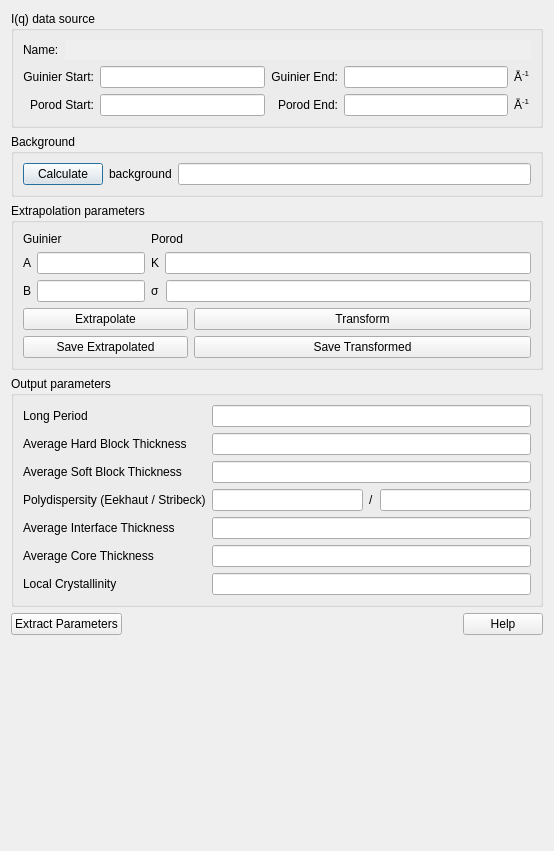
Qt form src/sas/qtgui/Perspectives/Corfunc/UI/CorfuncPanel.ui (SasView/sasview) before a commit.
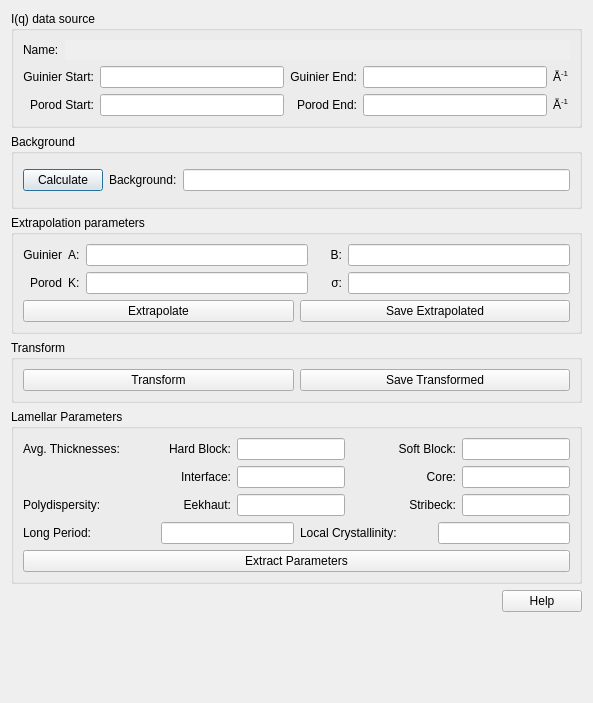
The same form after that commit.

Commit message: Finished moving things around

Patch:
```diff
--- a/src/sas/qtgui/Perspectives/Corfunc/UI/CorfuncPanel.ui
+++ b/src/sas/qtgui/Perspectives/Corfunc/UI/CorfuncPanel.ui
@@ -6,8 +6,8 @@
    <rect>
     <x>0</x>
     <y>0</y>
-    <width>554</width>
-    <height>851</height>
+    <width>593</width>
+    <height>703</height>
    </rect>
   </property>
   <property name="sizePolicy">
@@ -38,7 +38,7 @@
         <item>
          <widget class="QLabel" name="label">
           <property name="text">
-           <string>background</string>
+           <string>Background:</string>
           </property>
          </widget>
         </item>
@@ -209,6 +209,307 @@
      </layout>
     </widget>
    </item>
+   <item row="4" column="0">
+    <widget class="QGroupBox" name="groupBox_3">
+     <property name="sizePolicy">
+      <sizepolicy hsizetype="MinimumExpanding" vsizetype="Fixed">
+       <horstretch>0</horstretch>
+       <verstretch>0</verstretch>
+      </sizepolicy>
+     </property>
+     <property name="title">
+      <string>Lamellar Parameters</string>
+     </property>
+     <layout class="QGridLayout" name="gridLayout_3">
+      <item row="0" column="0">
+       <layout class="QGridLayout" name="gridLayout_8">
+        <property name="bottomMargin">
+         <number>0</number>
+        </property>
+        <item row="2" column="3">
+         <widget class="QLabel" name="label_13">
+          <property name="text">
+           <string>Stribeck:</string>
+          </property>
+          <property name="alignment">
+           <set>Qt::AlignRight|Qt::AlignTrailing|Qt::AlignVCenter</set>
+          </property>
+         </widget>
+        </item>
+        <item row="2" column="2">
+         <widget class="QLineEdit" name="txtPolyRyan"/>
+        </item>
+        <item row="0" column="2">
+         <widget class="QLineEdit" name="txtAvgHardBlock">
+          <property name="sizePolicy">
+           <sizepolicy hsizetype="MinimumExpanding" vsizetype="Fixed">
+            <horstretch>0</horstretch>
+            <verstretch>0</verstretch>
+           </sizepolicy>
+          </property>
+          <property name="minimumSize">
+           <size>
+            <width>20</width>
+            <height>20</height>
+           </size>
+          </property>
+         </widget>
+        </item>
+        <item row="2" column="1">
+         <widget class="QLabel" name="label_12">
+          <property name="text">
+           <string>Eekhaut:</string>
+          </property>
+          <property name="alignment">
+           <set>Qt::AlignRight|Qt::AlignTrailing|Qt::AlignVCenter</set>
+          </property>
+         </widget>
+        </item>
+        <item row="2" column="4">
+         <widget class="QLineEdit" name="txtPolyStribeck"/>
+        </item>
+        <item row="0" column="1">
+         <widget class="QLabel" name="label_16">
+          <property name="sizePolicy">
+           <sizepolicy hsizetype="MinimumExpanding" vsizetype="MinimumExpanding">
+            <horstretch>0</horstretch>
+            <verstretch>0</verstretch>
+           </sizepolicy>
+          </property>
+          <property name="minimumSize">
+           <size>
+            <width>20</width>
+            <height>20</height>
+           </size>
+          </property>
+          <property name="text">
+           <string>Hard Block:</string>
+          </property>
+          <property name="alignment">
+           <set>Qt::AlignRight|Qt::AlignTrailing|Qt::AlignVCenter</set>
+          </property>
+         </widget>
+        </item>
+        <item row="0" column="0">
+         <widget class="QLabel" name="label_4">
+          <property name="text">
+           <string>Avg. Thicknesses:</string>
+          </property>
+         </widget>
+        </item>
+        <item row="0" column="3">
+         <widget class="QLabel" name="label_2">
+          <property name="sizePolicy">
+           <sizepolicy hsizetype="MinimumExpanding" vsizetype="MinimumExpanding">
+            <horstretch>0</horstretch>
+            <verstretch>0</verstretch>
+           </sizepolicy>
+          </property>
+          <property name="minimumSize">
+           <size>
+            <width>20</width>
+            <height>20</height>
+           </size>
+          </property>
+          <property name="text">
+           <string>Soft Block:</string>
+          </property>
+          <property name="alignment">
+           <set>Qt::AlignRight|Qt::AlignTrailing|Qt::AlignVCenter</set>
+          </property>
+         </widget>
+        </item>
+        <item row="0" column="4">
+         <widget class="QLineEdit" name="txtAvgSoftBlock">
+          <property name="sizePolicy">
+           <sizepolicy hsizetype="MinimumExpanding" vsizetype="Fixed">
+            <horstretch>0</horstretch>
+            <verstretch>0</verstretch>
+           </sizepolicy>
+          </property>
+          <property name="minimumSize">
+           <size>
+            <width>20</width>
+            <height>20</height>
+           </size>
+          </property>
+         </widget>
+        </item>
+        <item row="2" column="0">
+         <widget class="QLabel" name="label_5">
+          <property name="text">
+           <string>Polydispersity:</string>
+          </property>
+         </widget>
+        </item>
+        <item row="1" column="1">
+         <widget class="QLabel" name="label_15">
+          <property name="sizePolicy">
+           <sizepolicy hsizetype="MinimumExpanding" vsizetype="MinimumExpanding">
+            <horstretch>0</horstretch>
+            <verstretch>0</verstretch>
+           </sizepolicy>
+          </property>
+          <property name="minimumSize">
+           <size>
+            <width>20</width>
+            <height>20</height>
+           </size>
+          </property>
+          <property name="text">
+           <string>Interface:</string>
+          </property>
+          <property name="alignment">
+           <set>Qt::AlignRight|Qt::AlignTrailing|Qt::AlignVCenter</set>
+          </property>
+         </widget>
+        </item>
+        <item row="1" column="3">
+         <widget class="QLabel" name="label_17">
+          <property name="sizePolicy">
+           <sizepolicy hsizetype="MinimumExpanding" vsizetype="MinimumExpanding">
+            <horstretch>0</horstretch>
+            <verstretch>0</verstretch>
+           </sizepolicy>
+          </property>
+          <property name="minimumSize">
+           <size>
+            <width>20</width>
+            <height>20</height>
+           </size>
+          </property>
+          <property name="text">
+           <string>Core:</string>
+          </property>
+          <property name="alignment">
+           <set>Qt::AlignRight|Qt::AlignTrailing|Qt::AlignVCenter</set>
+          </property>
+         </widget>
+        </item>
+        <item row="1" column="2">
+         <widget class="QLineEdit" name="txtAvgIntThick">
+          <property name="sizePolicy">
+           <sizepolicy hsizetype="MinimumExpanding" vsizetype="Fixed">
+            <horstretch>0</horstretch>
+            <verstretch>0</verstretch>
+           </sizepolicy>
+          </property>
+          <property name="minimumSize">
+           <size>
+            <width>20</width>
+            <height>20</height>
+           </size>
+          </property>
+         </widget>
+        </item>
+        <item row="1" column="4">
+         <widget class="QLineEdit" name="txtAvgCoreThick">
+          <property name="sizePolicy">
+           <sizepolicy hsizetype="MinimumExpanding" vsizetype="Fixed">
+            <horstretch>0</horstretch>
+            <verstretch>0</verstretch>
+           </sizepolicy>
+          </property>
+          <property name="minimumSize">
+           <size>
+            <width>20</width>
+            <height>20</height>
+           </size>
+          </property>
+         </widget>
+        </item>
+       </layout>
+      </item>
+      <item row="1" column="0">
+       <layout class="QGridLayout" name="gridLayout_9">
+        <property name="bottomMargin">
+         <number>0</number>
+        </property>
+        <item row="0" column="0">
+         <widget class="QLabel" name="label_14">
+          <property name="sizePolicy">
+           <sizepolicy hsizetype="MinimumExpanding" vsizetype="MinimumExpanding">
+            <horstretch>0</horstretch>
+            <verstretch>0</verstretch>
+           </sizepolicy>
+          </property>
+          <property name="minimumSize">
+           <size>
+            <width>20</width>
+            <height>20</height>
+           </size>
+          </property>
+          <property name="text">
+           <string>Long Period:</string>
+          </property>
+         </widget>
+        </item>
+        <item row="0" column="1">
+         <widget class="QLineEdit" name="txtLongPeriod">
+          <property name="sizePolicy">
+           <sizepolicy hsizetype="MinimumExpanding" vsizetype="Fixed">
+            <horstretch>0</horstretch>
+            <verstretch>0</verstretch>
+           </sizepolicy>
+          </property>
+          <property name="minimumSize">
+           <size>
+            <width>20</width>
+            <height>20</height>
+           </size>
+          </property>
+         </widget>
+        </item>
+        <item row="0" column="2">
+         <widget class="QLabel" name="label_19">
+          <property name="sizePolicy">
+           <sizepolicy hsizetype="MinimumExpanding" vsizetype="MinimumExpanding">
+            <horstretch>0</horstretch>
+            <verstretch>0</verstretch>
+           </sizepolicy>
+          </property>
+          <property name="minimumSize">
+           <size>
+            <width>20</width>
+            <height>20</height>
+           </size>
+          </property>
+          <property name="text">
+           <string>Local Crystallinity:</string>
+          </property>
+         </widget>
+        </item>
+        <item row="0" column="3">
+         <widget class="QLineEdit" name="txtLocalCrystal">
+          <property name="sizePolicy">
+           <sizepolicy hsizetype="MinimumExpanding" vsizetype="Fixed">
+            <horstretch>0</horstretch>
+            <verstretch>0</verstretch>
+           </sizepolicy>
+          </property>
+          <property name="minimumSize">
+           <size>
+            <width>20</width>
+            <height>20</height>
+           </size>
+          </property>
+         </widget>
+        </item>
+       </layout>
+      </item>
+      <item row="2" column="0">
+       <widget class="QPushButton" name="cmdExtract">
+        <property name="toolTip">
+         <string>Extract model parameters from the real space transformed curve.</string>
+        </property>
+        <property name="text">
+         <string>Extract Parameters</string>
+        </property>
+       </widget>
+      </item>
+     </layout>
+    </widget>
+   </item>
    <item row="2" column="0">
     <widget class="QGroupBox" name="groupBox_4">
      <property name="sizePolicy">
@@ -221,96 +522,102 @@
       <string>Extrapolation parameters</string>
      </property>
      <layout class="QGridLayout" name="gridLayout_2">
-      <item row="0" column="0" colspan="3">
-       <layout class="QFormLayout" name="formLayout_2">
+      <item row="2" column="1">
+       <widget class="QPushButton" name="cmdSaveExtrapolation">
+        <property name="toolTip">
+         <string>Save the extrapolated data (non-transformed)</string>
+        </property>
+        <property name="text">
+         <string>Save Extrapolated</string>
+        </property>
+       </widget>
+      </item>
+      <item row="0" column="0" colspan="2">
+       <layout class="QGridLayout" name="gridLayout_5">
+        <property name="bottomMargin">
+         <number>0</number>
+        </property>
+        <item row="0" column="3">
+         <widget class="QLabel" name="label_7">
+          <property name="text">
+           <string>     B:</string>
+          </property>
+          <property name="alignment">
+           <set>Qt::AlignRight|Qt::AlignTrailing|Qt::AlignVCenter</set>
+          </property>
+         </widget>
+        </item>
+        <item row="0" column="4">
+         <widget class="QLineEdit" name="txtGuinierB">
+          <property name="readOnly">
+           <bool>true</bool>
+          </property>
+         </widget>
+        </item>
         <item row="0" column="0">
          <widget class="QLabel" name="label_8">
           <property name="text">
            <string>Guinier</string>
           </property>
           <property name="alignment">
-           <set>Qt::AlignJustify|Qt::AlignVCenter</set>
+           <set>Qt::AlignRight|Qt::AlignTrailing|Qt::AlignVCenter</set>
           </property>
          </widget>
         </item>
-        <item row="1" column="0">
-         <layout class="QHBoxLayout" name="horizontalLayout_7">
-          <item>
-           <widget class="QLabel" name="label_6">
-            <property name="text">
-             <string>A</string>
-            </property>
-           </widget>
-          </item>
-          <item>
-           <widget class="QLineEdit" name="txtGuinierA">
-            <property name="readOnly">
-             <bool>true</bool>
-            </property>
-           </widget>
-          </item>
-         </layout>
-        </item>
-        <item row="2" column="0">
-         <layout class="QHBoxLayout" name="horizontalLayout_2">
-          <item>
-           <widget class="QLabel" name="label_7">
-            <property name="text">
-             <string>B</string>
-            </property>
-           </widget>
-          </item>
-          <item>
-           <widget class="QLineEdit" name="txtGuinierB">
-            <property name="readOnly">
-             <bool>true</bool>
-            </property>
-           </widget>
-          </item>
-         </layout>
+        <item row="0" column="2">
+         <widget class="QLineEdit" name="txtGuinierA">
+          <property name="readOnly">
+           <bool>true</bool>
+          </property>
+         </widget>
         </item>
         <item row="0" column="1">
+         <widget class="QLabel" name="label_6">
+          <property name="text">
+           <string>A:</string>
+          </property>
+         </widget>
+        </item>
+        <item row="1" column="0">
          <widget class="QLabel" name="label_9">
           <property name="text">
            <string>Porod</string>
           </property>
+          <property name="alignment">
+           <set>Qt::AlignRight|Qt::AlignTrailing|Qt::AlignVCenter</set>
+          </property>
          </widget>
         </item>
         <item row="1" column="1">
-         <layout class="QHBoxLayout" name="horizontalLayout_8">
-          <item>
-           <widget class="QLabel" name="label_10">
-            <property name="text">
-             <string>K</string>
-            </property>
-           </widget>
-          </item>
-          <item>
-           <widget class="QLineEdit" name="txtPorodK">
-            <property name="readOnly">
-             <bool>true</bool>
-            </property>
-           </widget>
-          </item>
-         </layout>
+         <widget class="QLabel" name="label_10">
+          <property name="text">
+           <string>K:</string>
+          </property>
+         </widget>
         </item>
-        <item row="2" column="1">
-         <layout class="QHBoxLayout" name="horizontalLayout_9">
-          <item>
-           <widget class="QLabel" name="label_11">
-            <property name="text">
-             <string>σ</string>
-            </property>
-           </widget>
-          </item>
-          <item>
-           <widget class="QLineEdit" name="txtPorodSigma">
-            <property name="readOnly">
-             <bool>true</bool>
-            </property>
-           </widget>
-          </item>
-         </layout>
+        <item row="1" column="2">
+         <widget class="QLineEdit" name="txtPorodK">
+          <property name="readOnly">
+           <bool>true</bool>
+          </property>
+         </widget>
+        </item>
+        <item row="1" column="3">
+         <widget class="QLabel" name="label_11">
+          <property name="text">
+           <string>σ:</string>
+          </property>
+          <property name="alignment">
+           <set>Qt::AlignRight|Qt::AlignTrailing|Qt::AlignVCenter</set>
+          </property>
+         </widget>
+        </item>
+        <item row="1" column="4">
+         <widget class="QLineEdit" name="txtPorodSigma">
+          <property name="readOnly">
+           <bool>true</bool>
+          </property>
+         </widget>
         </item>
        </layout>
       </item>
@@ -324,332 +631,14 @@
         </property>
        </widget>
       </item>
-      <item row="3" column="1" colspan="2">
-       <widget class="QPushButton" name="cmdSave">
-        <property name="toolTip">
-         <string>Export the calculated real space correlation function to a file.</string>
-        </property>
-        <property name="text">
-         <string>Save Transformed</string>
-        </property>
-       </widget>
-      </item>
-      <item row="3" column="0">
-       <widget class="QPushButton" name="cmdSaveExtrapolation">
-        <property name="toolTip">
-         <string>Save the extrapolated data (non-transformed)</string>
-        </property>
-        <property name="text">
-         <string>Save Extrapolated</string>
-        </property>
-       </widget>
-      </item>
-      <item row="2" column="1" colspan="2">
-       <widget class="QPushButton" name="cmdTransform">
-        <property name="toolTip">
-         <string>Calculate the real space correlation that matches the scattering data.</string>
-        </property>
-        <property name="text">
-         <string>Transform</string>
-        </property>
-       </widget>
-      </item>
      </layout>
     </widget>
    </item>
-   <item row="3" column="0">
-    <widget class="QGroupBox" name="groupBox_3">
-     <property name="sizePolicy">
-      <sizepolicy hsizetype="MinimumExpanding" vsizetype="Preferred">
-       <horstretch>0</horstretch>
-       <verstretch>0</verstretch>
-      </sizepolicy>
-     </property>
-     <property name="title">
-      <string>Output parameters</string>
-     </property>
-     <layout class="QGridLayout" name="gridLayout_3">
-      <item row="0" column="0">
-       <layout class="QFormLayout" name="formLayout_3">
-        <item row="0" column="0">
-         <widget class="QLabel" name="label_14">
-          <property name="sizePolicy">
-           <sizepolicy hsizetype="MinimumExpanding" vsizetype="MinimumExpanding">
-            <horstretch>0</horstretch>
-            <verstretch>0</verstretch>
-           </sizepolicy>
-          </property>
-          <property name="minimumSize">
-           <size>
-            <width>20</width>
-            <height>20</height>
-           </size>
-          </property>
-          <property name="text">
-           <string>Long Period</string>
-          </property>
-         </widget>
-        </item>
-        <item row="0" column="1">
-         <widget class="QLineEdit" name="txtLongPeriod">
-          <property name="sizePolicy">
-           <sizepolicy hsizetype="MinimumExpanding" vsizetype="Fixed">
-            <horstretch>0</horstretch>
-            <verstretch>0</verstretch>
-           </sizepolicy>
-          </property>
-          <property name="minimumSize">
-           <size>
-            <width>20</width>
-            <height>20</height>
-           </size>
-          </property>
-         </widget>
-        </item>
-        <item row="1" column="0">
-         <widget class="QLabel" name="label_16">
-          <property name="sizePolicy">
-           <sizepolicy hsizetype="MinimumExpanding" vsizetype="MinimumExpanding">
-            <horstretch>0</horstretch>
-            <verstretch>0</verstretch>
-           </sizepolicy>
-          </property>
-          <property name="minimumSize">
-           <size>
-            <width>20</width>
-            <height>20</height>
-           </size>
-          </property>
-          <property name="text">
-           <string>Average Hard Block Thickness</string>
-          </property>
-         </widget>
-        </item>
-        <item row="1" column="1">
-         <widget class="QLineEdit" name="txtAvgHardBlock">
-          <property name="sizePolicy">
-           <sizepolicy hsizetype="MinimumExpanding" vsizetype="Fixed">
-            <horstretch>0</horstretch>
-            <verstretch>0</verstretch>
-           </sizepolicy>
-          </property>
-          <property name="minimumSize">
-           <size>
-            <width>20</width>
-            <height>20</height>
-           </size>
-          </property>
-         </widget>
-        </item>
-        <item row="3" column="0">
-         <widget class="QLabel" name="label_18">
-          <property name="sizePolicy">
-           <sizepolicy hsizetype="MinimumExpanding" vsizetype="MinimumExpanding">
-            <horstretch>0</horstretch>
-            <verstretch>0</verstretch>
-           </sizepolicy>
-          </property>
-          <property name="minimumSize">
-           <size>
-            <width>20</width>
-            <height>20</height>
-           </size>
-          </property>
-          <property name="text">
-           <string>Polydispersity (Eekhaut / Stribeck)</string>
-          </property>
-         </widget>
-        </item>
-        <item row="4" column="0">
-         <widget class="QLabel" name="label_15">
-          <property name="sizePolicy">
-           <sizepolicy hsizetype="MinimumExpanding" vsizetype="MinimumExpanding">
-            <horstretch>0</horstretch>
-            <verstretch>0</verstretch>
-           </sizepolicy>
-          </property>
-          <property name="minimumSize">
-           <size>
-            <width>20</width>
-            <height>20</height>
-           </size>
-          </property>
-          <property name="text">
-           <string>Average Interface Thickness</string>
-          </property>
-         </widget>
-        </item>
-        <item row="4" column="1">
-         <widget class="QLineEdit" name="txtAvgIntThick">
-          <property name="sizePolicy">
-           <sizepolicy hsizetype="MinimumExpanding" vsizetype="Fixed">
-            <horstretch>0</horstretch>
-            <verstretch>0</verstretch>
-           </sizepolicy>
-          </property>
-          <property name="minimumSize">
-           <size>
-            <width>20</width>
-            <height>20</height>
-           </size>
-          </property>
-         </widget>
-        </item>
-        <item row="5" column="0">
-         <widget class="QLabel" name="label_17">
-          <property name="sizePolicy">
-           <sizepolicy hsizetype="MinimumExpanding" vsizetype="MinimumExpanding">
-            <horstretch>0</horstretch>
-            <verstretch>0</verstretch>
-           </sizepolicy>
-          </property>
-          <property name="minimumSize">
-           <size>
-            <width>20</width>
-            <height>20</height>
-           </size>
-          </property>
-          <property name="text">
-           <string>Average Core Thickness</string>
-          </property>
-         </widget>
-        </item>
-        <item row="5" column="1">
-         <widget class="QLineEdit" name="txtAvgCoreThick">
-          <property name="sizePolicy">
-           <sizepolicy hsizetype="MinimumExpanding" vsizetype="Fixed">
-            <horstretch>0</horstretch>
-            <verstretch>0</verstretch>
-           </sizepolicy>
-          </property>
-          <property name="minimumSize">
-           <size>
-            <width>20</width>
-            <height>20</height>
-           </size>
-          </property>
-         </widget>
-        </item>
-        <item row="6" column="0">
-         <widget class="QLabel" name="label_19">
-          <property name="sizePolicy">
-           <sizepolicy hsizetype="MinimumExpanding" vsizetype="MinimumExpanding">
-            <horstretch>0</horstretch>
-            <verstretch>0</verstretch>
-           </sizepolicy>
-          </property>
-          <property name="minimumSize">
-           <size>
-            <width>20</width>
-            <height>20</height>
-           </size>
-          </property>
-          <property name="text">
-           <string>Local Crystallinity</string>
-          </property>
-         </widget>
-        </item>
-        <item row="6" column="1">
-         <widget class="QLineEdit" name="txtLocalCrystal">
-          <property name="sizePolicy">
-           <sizepolicy hsizetype="MinimumExpanding" vsizetype="Fixed">
-            <horstretch>0</horstretch>
-            <verstretch>0</verstretch>
-           </sizepolicy>
-          </property>
-          <property name="minimumSize">
-           <size>
-            <width>20</width>
-            <height>20</height>
-           </size>
-          </property>
-         </widget>
-        </item>
-        <item row="2" column="0">
-         <widget class="QLabel" name="label_2">
-          <property name="sizePolicy">
-           <sizepolicy hsizetype="MinimumExpanding" vsizetype="MinimumExpanding">
-            <horstretch>0</horstretch>
-            <verstretch>0</verstretch>
-           </sizepolicy>
-          </property>
-          <property name="minimumSize">
-           <size>
-            <width>20</width>
-            <height>20</height>
-           </size>
-          </property>
-          <property name="text">
-           <string>Average Soft Block Thickness</string>
-          </property>
-         </widget>
-        </item>
-        <item row="2" column="1">
-         <widget class="QLineEdit" name="txtAvgSoftBlock">
-          <property name="sizePolicy">
-           <sizepolicy hsizetype="MinimumExpanding" vsizetype="Fixed">
-            <horstretch>0</horstretch>
-            <verstretch>0</verstretch>
-           </sizepolicy>
-          </property>
-          <property name="minimumSize">
-           <size>
-            <width>20</width>
-            <height>20</height>
-           </size>
-          </property>
-         </widget>
-        </item>
-        <item row="3" column="1">
-         <layout class="QHBoxLayout" name="horizontalLayout_10">
-          <item>
-           <widget class="QLineEdit" name="txtPolyRyan"/>
-          </item>
-          <item>
-           <widget class="QLabel" name="label_3">
-            <property name="text">
-             <string>/</string>
-            </property>
-           </widget>
-          </item>
-          <item>
-           <widget class="QLineEdit" name="txtPolyStribeck"/>
-          </item>
-         </layout>
-        </item>
-       </layout>
-      </item>
-     </layout>
-    </widget>
-   </item>
-   <item row="0" column="1" rowspan="6">
+   <item row="0" column="1" rowspan="7">
     <layout class="QVBoxLayout" name="plotLayout"/>
    </item>
    <item row="5" column="0">
-    <spacer name="verticalSpacer">
-     <property name="orientation">
-      <enum>Qt::Vertical</enum>
-     </property>
-     <property name="sizeHint" stdset="0">
-      <size>
-       <width>20</width>
-       <height>58</height>
-      </size>
-     </property>
-    </spacer>
-   </item>
-   <item row="4" column="0">
     <layout class="QHBoxLayout" name="horizontalLayout_5">
-     <item>
-      <widget class="QPushButton" name="cmdExtract">
-       <property name="toolTip">
-        <string>Extract model parameters from the real space transformed curve.</string>
-       </property>
-       <property name="text">
-        <string>Extract Parameters</string>
-       </property>
-      </widget>
-     </item>
      <item>
       <spacer name="horizontalSpacer">
        <property name="orientation">
@@ -658,7 +647,7 @@
        <property name="sizeHint" stdset="0">
         <size>
          <width>40</width>
-         <height>20</height>
+         <height>2</height>
         </size>
        </property>
       </spacer>
@@ -672,6 +661,53 @@
      </item>
     </layout>
    </item>
+   <item row="3" column="0">
+    <widget class="QGroupBox" name="groupBox_2">
+     <property name="sizePolicy">
+      <sizepolicy hsizetype="MinimumExpanding" vsizetype="Fixed">
+       <horstretch>0</horstretch>
+       <verstretch>0</verstretch>
+      </sizepolicy>
+     </property>
+     <property name="title">
+      <string>Transform</string>
+     </property>
+     <layout class="QHBoxLayout" name="horizontalLayout_2">
+      <item>
+       <widget class="QPushButton" name="cmdTransform">
+        <property name="sizePolicy">
+         <sizepolicy hsizetype="Minimum" vsizetype="Fixed">
+          <horstretch>0</horstretch>
+          <verstretch>0</verstretch>
+         </sizepolicy>
+        </property>
+        <property name="toolTip">
+         <string>Calculate the real space correlation that matches the scattering data.</string>
+        </property>
+        <property name="text">
+         <string>Transform</string>
+        </property>
+       </widget>
+      </item>
+      <item>
+       <widget class="QPushButton" name="cmdSave">
+        <property name="sizePolicy">
+         <sizepolicy hsizetype="Minimum" vsizetype="Fixed">
+          <horstretch>0</horstretch>
+          <verstretch>0</verstretch>
+         </sizepolicy>
+        </property>
+        <property name="toolTip">
+         <string>Export the calculated real space correlation function to a file.</string>
+        </property>
+        <property name="text">
+         <string>Save Transformed</string>
+        </property>
+       </widget>
+      </item>
+     </layout>
+    </widget>
+   </item>
   </layout>
  </widget>
  <resources/>
```
